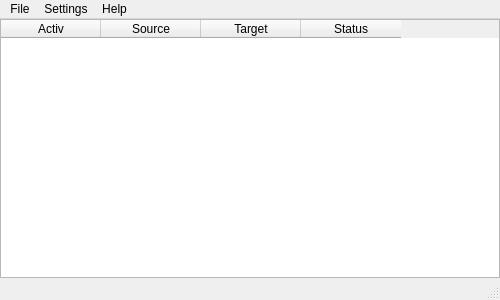
First picture: the form in gui/main.ui, repository IceflowRE/mp3monitoring, before the edit.
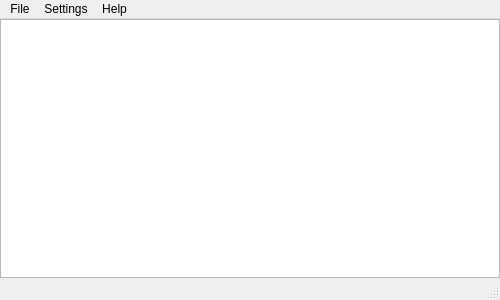
Second picture: the form after the edit. Icons and pictures are not drawn.

Commit message: [gui] Add first part of table

What changed in the file:
```diff
--- a/gui/main.ui
+++ b/gui/main.ui
@@ -52,13 +52,19 @@
      <number>0</number>
     </property>
     <item row="0" column="0">
-     <widget class="QTableWidget" name="profileTree">
+     <widget class="QTableView" name="dataTree">
       <property name="enabled">
        <bool>true</bool>
       </property>
       <property name="autoFillBackground">
        <bool>false</bool>
       </property>
+      <property name="frameShape">
+       <enum>QFrame::StyledPanel</enum>
+      </property>
+      <property name="frameShadow">
+       <enum>QFrame::Sunken</enum>
+      </property>
       <property name="horizontalScrollBarPolicy">
        <enum>Qt::ScrollBarAsNeeded</enum>
       </property>
@@ -71,38 +77,12 @@
       <property name="sortingEnabled">
        <bool>true</bool>
       </property>
-      <column>
-       <property name="text">
-        <string>Activ</string>
-       </property>
-       <property name="textAlignment">
-        <set>AlignCenter</set>
-       </property>
-      </column>
-      <column>
-       <property name="text">
-        <string>Source</string>
-       </property>
-       <property name="textAlignment">
-        <set>AlignCenter</set>
-       </property>
-      </column>
-      <column>
-       <property name="text">
-        <string>Target</string>
-       </property>
-       <property name="textAlignment">
-        <set>AlignCenter</set>
-       </property>
-      </column>
-      <column>
-       <property name="text">
-        <string>Status</string>
-       </property>
-       <property name="textAlignment">
-        <set>AlignCenter</set>
-       </property>
-      </column>
+      <attribute name="verticalHeaderVisible">
+       <bool>false</bool>
+      </attribute>
+      <attribute name="verticalHeaderDefaultSectionSize">
+       <number>0</number>
+      </attribute>
      </widget>
     </item>
    </layout>
```
Left out of the diff: 11 changed lines with no effect on the pictures. The commit also changes 4 other files.
